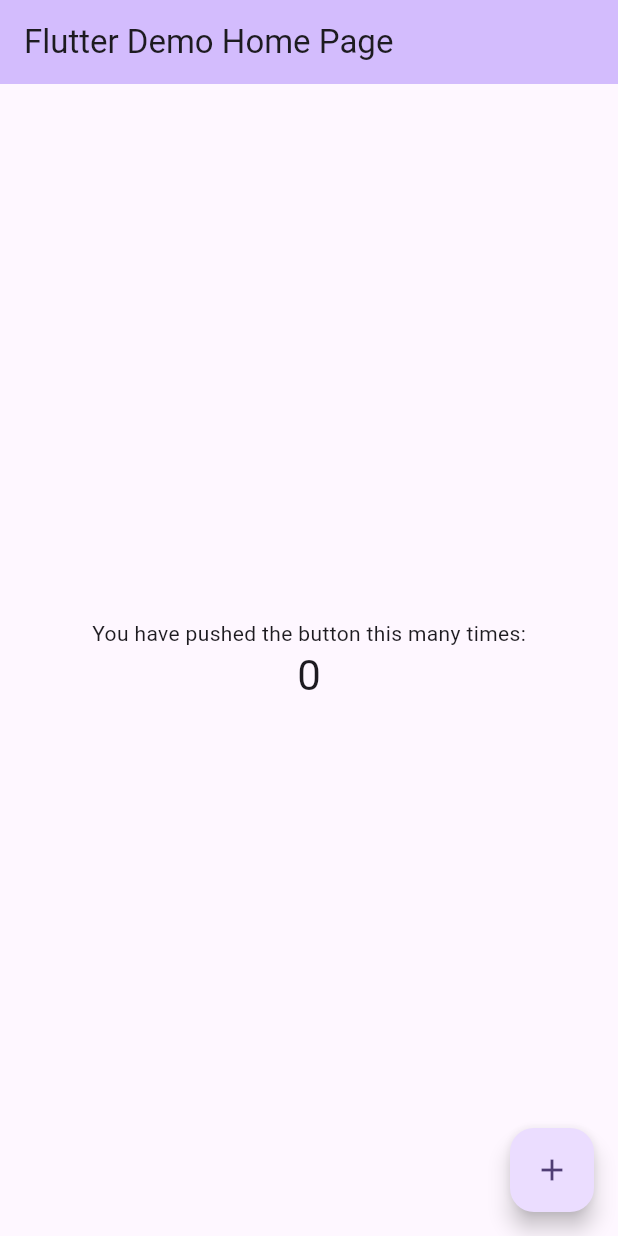
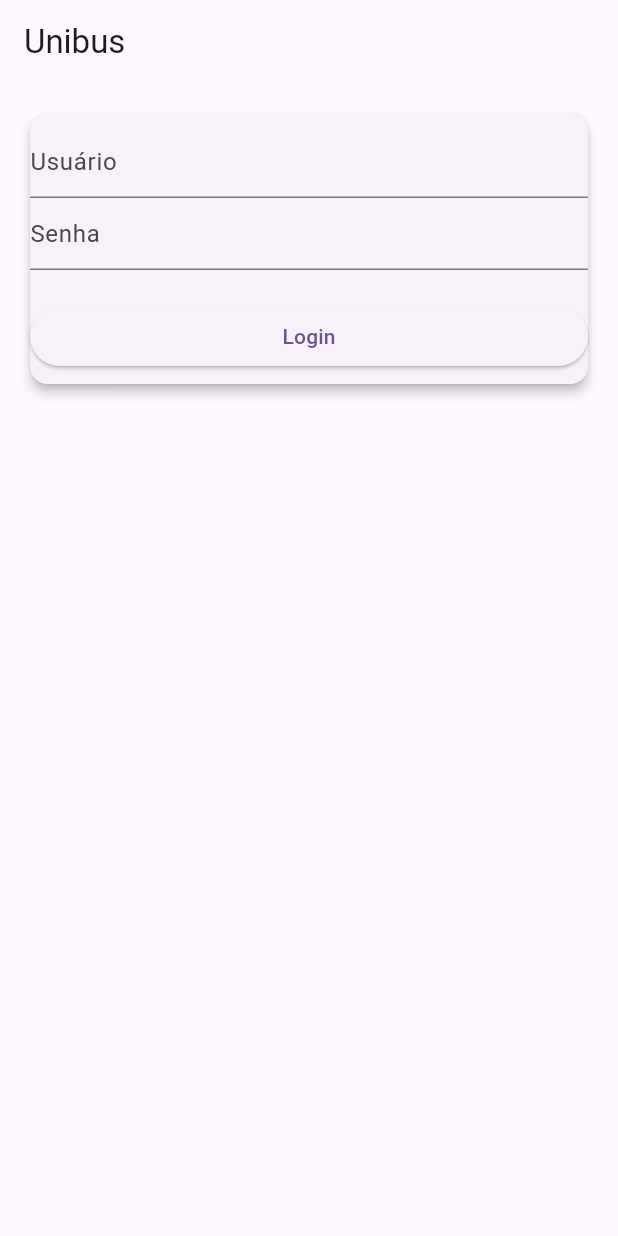
Before and after one commit to raixasantos/unibus, a Flutter app: the screen it shows after launch, on a phone screen of 412 x 824 dp. Run offline on Flutter 3.47's test engine with Material 2 defaults, Android fonts, the light colour scheme and no system bars.

Commit message:
criado prototipo da tela de login

```diff
--- a/lib/main.dart
+++ b/lib/main.dart
@@ -1,4 +1,5 @@
 import 'package:flutter/material.dart';
+import 'package:unibus/screens/login.dart';
 
 void main() {
   runApp(const MyApp());
@@ -31,7 +32,7 @@ class MyApp extends StatelessWidget {
         colorScheme: ColorScheme.fromSeed(seedColor: Colors.deepPurple),
         useMaterial3: true,
       ),
-      home: const MyHomePage(title: 'Flutter Demo Home Page'),
+      home: Login(),
     );
   }
 }
--- /dev/null
+++ b/lib/screens/login.dart
@@ -0,0 +1,46 @@
+import 'package:flutter/material.dart';
+
+class Login extends StatefulWidget {
+  const Login({super.key});
+
+  @override
+  State<Login> createState() => _LoginState();
+}
+
+class _LoginState extends State<Login> {
+  @override
+  Widget build(BuildContext context) {
+    return Scaffold(
+      appBar: AppBar(title: Text("Unibus")),
+      body: Column(children: [
+        Padding(
+          padding: EdgeInsets.all(10),
+          child: Container(
+            height: 200,
+            child: Card(
+              margin: EdgeInsets.all(10),
+              elevation: 3,
+              child: Column(
+                mainAxisAlignment: MainAxisAlignment.center,
+                children: [
+                  TextField(
+                    decoration: InputDecoration(hintText: "Usuário"),
+                  ),
+                  TextField(
+                    decoration: InputDecoration(hintText: "Senha"),
+                  ),
+                  Padding(padding: EdgeInsets.only(top: 20)),
+                  Container(
+                    width: double.infinity,
+                    child: ElevatedButton(
+                        onPressed: () => {}, child: Text("Login")),
+                  )
+                ],
+              ),
+            ),
+          ),
+        )
+      ]),
+    );
+  }
+}
```
